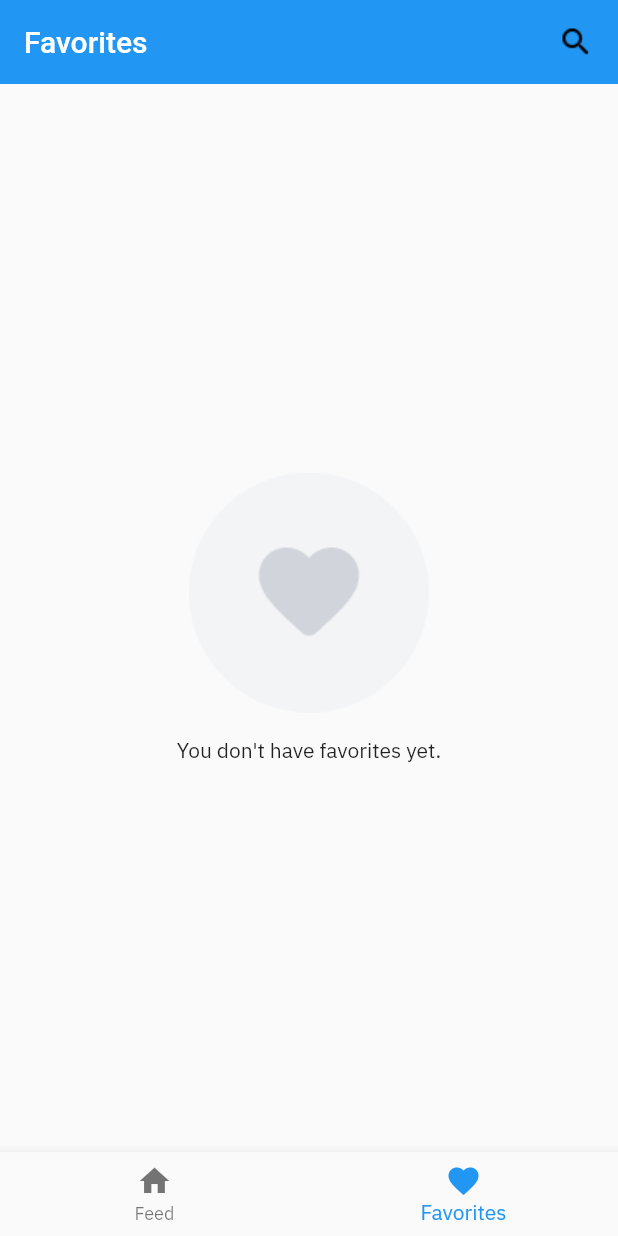
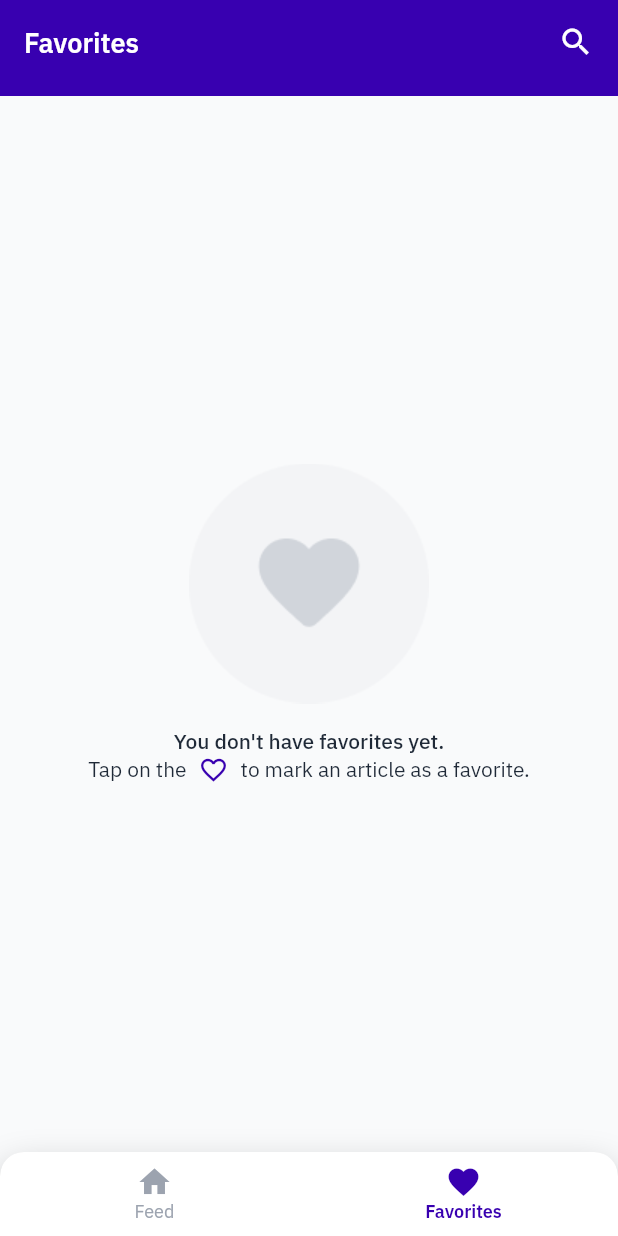
Before and after one commit to fabiancrx/spaceflight_news, a Flutter app: the screen it shows after launch, item 2 of the bottom bar chosen, on a phone screen of 412 x 824 dp. Run offline on Flutter 3.47's test engine with Material 2 defaults, Android fonts, the phone set to English and light mode, and no system bars; our stand-ins replace dio, flutter_riverpod, google_fonts, shared_preferences; generated files the repository leaves out were written again; network calls fail.

Commit message:
Improve fidelity with provided design
A custom theme is provided throughout the app with the color palette. Also the font styles and sizes are applied when necessary.Tweaked the news feed page.

See design url: https://www.figma.com/file/gJnRZxyxsaqVwML5d6F0Np/App?node-id=56%3A791

```diff
--- a/lib/main.dart
+++ b/lib/main.dart
@@ -2,10 +2,10 @@ import 'package:flutter/foundation.dart';
 import 'package:flutter/material.dart';
 import 'package:flutter_gen/gen_l10n/app_localizations.dart';
 import 'package:flutter_riverpod/flutter_riverpod.dart';
-import 'package:google_fonts/google_fonts.dart';
 import 'package:shared_preferences/shared_preferences.dart';
 import 'package:spaceflight_news/src/common/api/spaceflight_api.dart';
 import 'package:spaceflight_news/src/common/extensions.dart';
+import 'package:spaceflight_news/src/common/theme.dart';
 import 'package:spaceflight_news/src/common/widget/no_data.dart';
 import 'package:spaceflight_news/src/environment.dart';
 import 'package:spaceflight_news/src/news/favorites_service.dart';
@@ -32,6 +32,7 @@ var api = Provider((ref) => SpaceflightApi(environment: ref.watch(environment)))
 var favoritesService = Provider((ref) => FavoritesService(ref.watch(sharedPreferences)));
 var feedViewModel = ChangeNotifierProvider(
     (ref) => FeedViewModel(spaceflightApi: ref.watch(api), favoritesService: ref.watch(favoritesService)));
+var theme = Provider((_) => AppTheme(isDark: false));
 
 void main() async {
   WidgetsFlutterBinding.ensureInitialized();
@@ -39,12 +40,18 @@ void main() async {
 
   runApp(ProviderScope(
     overrides: [sharedPreferences.overrideWithValue(_sharedPreferences)],
-    child: MaterialApp(
+    child: Consumer(
+      builder: (_, watch, child) {
+        return MaterialApp(
+            debugShowCheckedModeBanner: false,
             onGenerateTitle: (BuildContext context) => context.l10n.appTitle,
             localizationsDelegates: AppLocalizations.localizationsDelegates,
             supportedLocales: AppLocalizations.supportedLocales,
-        theme: ThemeData(textTheme: GoogleFonts.ibmPlexSansTextTheme()),
-        home: NewsFeed()),
+            theme: watch(theme).themeData,
+            home: child);
+      },
+      child: NewsFeed(),
+    ),
   ));
 }
 
@@ -110,59 +117,92 @@ class NewsFeed extends StatelessWidget {
         }
 
         return Scaffold(
-            appBar: AppBar(
-              title: Text(title),
+            backgroundColor: Theme.of(context).backgroundColor,
+            appBar: PreferredSize(
+                preferredSize: Size.fromHeight(64),
+                child: AppBar(
+                  title: Text(title, style: TextStyles.h1),
                   centerTitle: false,
                   elevation: 0,
-              actions: [Image.asset(AssetIcon.search)],
+                  actions: [
+                    Padding(
+                      padding: const EdgeInsets.only(right: 16),
+                      child: Icon(
+                        Icons.search,
+                        size: 24,
                       ),
-            bottomNavigationBar: BottomNavigationBar(
-              items: [
-                BottomNavigationBarItem(
-                  icon: Icon(Icons.home),
-                  label: context.l10n.feed,
+                    )
+                  ],
+                )),
+            bottomNavigationBar: BottomNavBar(),
+            body: Container(
+                decoration: BoxDecoration(
+                  color: Theme.of(context).backgroundColor,
+                  borderRadius: const BorderRadius.only(topRight: Radius.circular(16), topLeft: Radius.circular(16)),
                 ),
-                BottomNavigationBarItem(
-                  icon: Icon(Icons.favorite),
-                  label: context.l10n.favorites,
-                ),
-              ],
-              currentIndex: bottomBar.state.index,
-              onTap: bottomBar.changeIndex,
-            ),
-            body: watch(newsListProvider).map<Widget>(
+                child: watch(newsListProvider).map<Widget>(
                     data: (data) {
                       final news = data.value;
                       if (news == null || news.isEmpty) {
                         return noData;
                       }
-                  return Padding(
+
+                      return Column(
+                        children: [
+                          FeedHeader(text: subTitle),
+                          Expanded(
+                            child: Padding(
                               padding: const EdgeInsets.symmetric(horizontal: 16),
                               child: ListView(
+                                shrinkWrap: false,
                                 children: [
-                        FeedHeader(text: subTitle),
                                   for (var i = 0; i < news.length; i++) ...[
                                     if (i > 0) const SizedBox(height: 16),
                                     NewsCard(news: news[i]),
                                   ],
                                 ],
                               ),
+                            ),
+                          )
+                        ],
                       );
                     },
                     loading: (_) => noData,
                     error: (error) => Center(
                           child: Text(error.toString()),
-                    )));
+                        ))));
       },
     );
   }
 }
 
-Widget _noNews(BuildContext context) =>
-    NoData(image: AssetImage(AssetIcon.notFoundNew), message: context.l10n.noNewsYet);
+Widget _noNews(BuildContext context) => NoData(image: AssetImage(AssetIcon.notFoundNew), text: context.l10n.noNewsYet);
 
-Widget _noFavorites(BuildContext context) =>
-    NoData(image: AssetImage(AssetIcon.notFoundHeart), message: context.l10n.favoritesNoResults);
+Widget _noFavorites(BuildContext context) => NoData(
+      image: AssetImage(AssetIcon.notFoundHeart),
+      text: context.l10n.favoritesNoResults,
+      child: Row(
+        children: [
+          Text(
+            context.l10n.favoriteTapOnThe,
+            style: TextStyles.body2.copyWith(color: OnePlaceColor.gray800),
+          ),
+          Padding(
+            padding: const EdgeInsets.symmetric(horizontal: 8),
+            child: Icon(
+              Icons.favorite_border,
+              color: Theme.of(context).primaryColor,
+              size: 20,
+            ),
+          ),
+          Text(
+            context.l10n.favoriteToMarkAnItemAsFavorite,
+            style: TextStyles.body2.copyWith(color: OnePlaceColor.gray800),
+          )
+        ],
+        mainAxisAlignment: MainAxisAlignment.center,
+      ),
+    );
 
 class FeedHeader extends StatelessWidget {
   final String text;
@@ -177,13 +217,56 @@ class FeedHeader extends StatelessWidget {
       children: [
         Container(
             height: 20,
+            decoration: BoxDecoration(color: Theme.of(context).primaryColor),
             foregroundDecoration: BoxDecoration(
+                color: Theme.of(context).cardColor,
                 borderRadius: const BorderRadius.only(topLeft: Radius.circular(16), topRight: Radius.circular(16)))),
         Padding(
-          padding: const EdgeInsets.only(bottom: 16),
-          child: Text(text),
+          padding: const EdgeInsets.only(bottom: 24, left: 16),
+          child: Text(text, style: TextStyles.h2),
         )
       ],
     );
   }
 }
+
+class BottomNavBar extends ConsumerWidget {
+  const BottomNavBar({Key? key}) : super(key: key);
+
+  @override
+  Widget build(context, watch) {
+    var bottomBar = watch(_currentBottomBarItem);
+
+    return Container(
+        decoration: BoxDecoration(
+          borderRadius: BorderRadius.only(topRight: Radius.circular(16), topLeft: Radius.circular(16)),
+          boxShadow: [
+            BoxShadow(color: OnePlaceColor.blur, spreadRadius: 0, blurRadius: 20, offset: Offset(0, 10)),
+          ],
+        ),
+        child: ClipRRect(
+          borderRadius: BorderRadius.only(
+            topLeft: Radius.circular(16),
+            topRight: Radius.circular(16),
+          ),
+          child: BottomNavigationBar(
+            backgroundColor: watch(theme).tabBackground,
+            unselectedItemColor: OnePlaceColor.gray400,
+            unselectedLabelStyle: TextStyles.tab3Inactive,
+            selectedLabelStyle: TextStyles.tab3Active,
+            items: [
+              BottomNavigationBarItem(
+                icon: Icon(Icons.home),
+                label: context.l10n.feed,
+              ),
+              BottomNavigationBarItem(
+                icon: Icon(Icons.favorite),
+                label: context.l10n.favorites,
+              ),
+            ],
+            currentIndex: bottomBar.state.index,
+            onTap: bottomBar.changeIndex,
+          ),
+        ));
+  }
+}
--- /dev/null
+++ b/lib/src/common/theme.dart
@@ -0,0 +1,150 @@
+import 'package:flutter/material.dart';
+import 'package:google_fonts/google_fonts.dart';
+
+class FontSizes {
+  /// Provides the ability to change the font scaling app wise
+  static double get scale => 1;
+
+  static double get s10 => 10 * scale;
+
+  static double get s11 => 11 * scale;
+
+  static double get s12 => 12 * scale;
+
+  static double get s14 => 14 * scale;
+
+  static double get s16 => 16 * scale;
+
+  static double get s18 => 18 * scale;
+
+  static double get s24 => 24 * scale;
+
+  static double get s48 => 48 * scale;
+}
+
+class TextStyles {
+  // Base style
+  static TextStyle ibm = GoogleFonts.ibmPlexSans();
+
+  // top title
+  static TextStyle get h1 => ibm.copyWith(fontWeight: FontWeight.w600, fontSize: FontSizes.s18, height: 1.33);
+
+  // subtitle
+  static TextStyle get h2 => h1.copyWith(
+        fontSize: FontSizes.s24,
+        height: 1.3,
+        fontWeight: FontWeight.w700,
+        color: OnePlaceColor.gray800,
+      );
+
+  //card text
+  static TextStyle get caption1 => ibm.copyWith(
+        fontWeight: FontWeight.w500,
+        fontSize: FontSizes.s16,
+        height: 1.375,
+        color: OnePlaceColor.gray800,
+      );
+
+  //not found subtitle
+  static TextStyle get caption2 => body2.copyWith(fontWeight: FontWeight.w500, color: OnePlaceColor.gray800,);
+
+  //card date
+  static TextStyle get body2 => ibm.copyWith(
+        fontWeight: FontWeight.w400,
+        fontSize: FontSizes.s14,
+        height: 1.286,
+        color: OnePlaceColor.gray500,
+      );
+
+  //tabs
+  static TextStyle get tab3Active => ibm.copyWith(
+        fontWeight: FontWeight.w600,
+        fontSize: FontSizes.s12,
+        height: 1.3,
+        color: OnePlaceColor.gray900,
+      );
+
+  static TextStyle get tab3Inactive => tab3Active.copyWith(
+        fontWeight: FontWeight.w400,
+        color: OnePlaceColor.gray700,
+      );
+}
+
+class OnePlaceColor {
+  static const accent = Color(0xff3800b0); // primary color
+  static const gray900 = Color(0xff111827); // activeTab Text, detail appBar
+  static const gray800 = Color(0xff1F2937); // fonts in not found screens, card title
+  static const gray700 = Color(0xff374151); // restingTab Text
+  static const gray500 = Color(0xff6B7280); // icon color
+  static const gray400 = Color(0xff9CA3AF); // resting tab
+  static const gray50 = Color(0xffF9FAFB); // background color
+  static const tabBackground = Colors.white;
+  static const cardBlur = Color(0x1A000000);
+  static const blur = Color(0x40000000);
+  static const error = Color(0xffB91C1C);
+}
+
+class AppTheme {
+  bool isDark;
+  Color gray50 = OnePlaceColor.gray50;
+
+  Color tabBackground = OnePlaceColor.tabBackground;
+  Color accent = OnePlaceColor.accent;
+  Color gray400 = OnePlaceColor.gray400;
+  Color gray700 = OnePlaceColor.gray700;
+  Color gray800 = OnePlaceColor.gray800;
+  Color gray900 = OnePlaceColor.gray900;
+  Color focus = OnePlaceColor.error;
+
+  /// Darkness adjusted text color. Will be Black in light mode, and White in dark
+  Color mainTextColor;
+  Color inverseTextColor;
+
+  /// Default constructor
+  AppTheme({required this.isDark})
+      : this.mainTextColor = isDark ? Colors.white : OnePlaceColor.gray800,
+        inverseTextColor = isDark ? OnePlaceColor.gray800 : Colors.white;
+
+  ThemeData get themeData {
+    var t = ThemeData.from(
+      //textTheme: (isDark ? ThemeData.dark() : ThemeData.light()).textTheme,
+      textTheme: GoogleFonts.ibmPlexSansTextTheme(),
+      colorScheme: ColorScheme(
+          brightness: isDark ? Brightness.dark : Brightness.light,
+          primary: accent,
+          primaryVariant: shift(accent, .1),
+          secondary: accent,
+          secondaryVariant: shift(accent, .1),
+          background: gray50,
+          surface: tabBackground,
+          onBackground: mainTextColor,
+          onSurface: mainTextColor,
+          onError: mainTextColor,
+          onPrimary: inverseTextColor,
+          onSecondary: inverseTextColor,
+          error: focus),
+    );
+    // Apply additional styling that is missed by ColorScheme
+    t.copyWith(
+        visualDensity: VisualDensity.compact,
+        materialTapTargetSize: MaterialTapTargetSize.shrinkWrap,
+        textSelectionTheme: TextSelectionThemeData(
+          cursorColor: tabBackground,
+          selectionHandleColor: Colors.transparent,
+          selectionColor: tabBackground,
+        ),
+        buttonColor: accent,
+        highlightColor: shift(accent, .1),
+        iconTheme: IconThemeData(color: OnePlaceColor.gray500, size: 24),
+        toggleableActiveColor: accent);
+
+    return t;
+  }
+
+  Color shift(Color c, double amt) {
+    amt *= (isDark ? -1 : 1);
+    var hslc = HSLColor.fromColor(c); // Convert to HSL
+    double lightness = (hslc.lightness + amt).clamp(0, 1.0) as double; // Add/Remove lightness
+    return hslc.withLightness(lightness).toColor(); // Convert back to Color
+  }
+}
--- a/lib/src/common/widget/no_data.dart
+++ b/lib/src/common/widget/no_data.dart
@@ -1,21 +1,47 @@
 import 'package:flutter/material.dart';
+import 'package:spaceflight_news/src/common/theme.dart';
 
 class NoData extends StatelessWidget {
   final ImageProvider image;
-  final String message;
+  final String text;
+  final Widget? child;
 
-  const NoData({Key? key, required this.image, required this.message})
-      : super(key: key);
+  const NoData({Key? key, required this.image, required this.text, this.child}) : super(key: key);
 
   @override
   Widget build(BuildContext context) {
+    late final Widget textWidget;
+    if (child != null) {
+      textWidget = Column(
+        mainAxisAlignment: MainAxisAlignment.center,
+        children: [
+          Text(
+            text,
+            style: TextStyles.caption2,
+          ),
+          child!
+        ],
+      );
+    } else {
+      textWidget = Text(
+        text,
+        style: TextStyles.caption2,
+      );
+    }
+
     return Center(
         child: Column(
       mainAxisSize: MainAxisSize.min,
-      children: [Image(image: image,fit: BoxFit.cover,), Padding(
-        padding: const EdgeInsets.only(top: 16),
-        child: Text(message),
-      )],
+      children: [
+        Image(
+          image: image,
+          fit: BoxFit.cover,
+        ),
+        Padding(
+          padding: const EdgeInsets.only(top: 16),
+          child: textWidget,
+        )
+      ],
     ));
   }
 }
```
Also changed, not shown: lib/src/news/news_card.dart (+8 -8 lines). Lines whose indentation alone changed are shown as unchanged.
